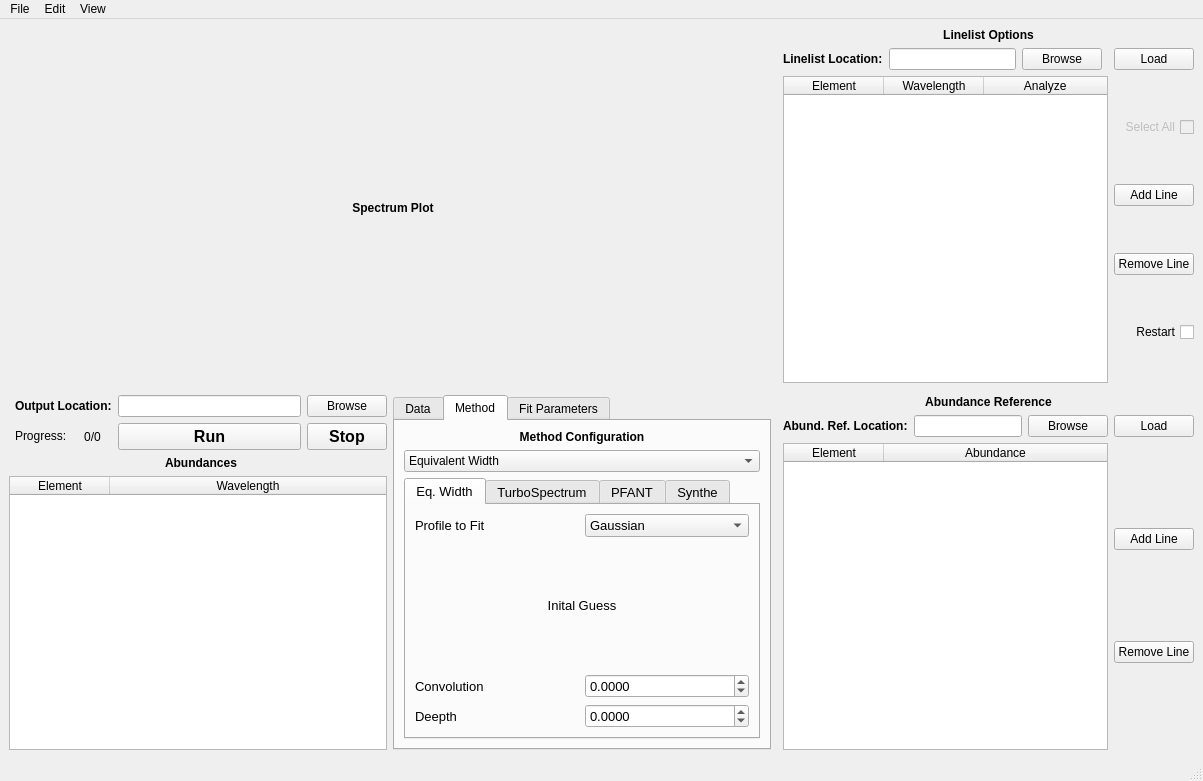
Before: the Qt Designer form meafs_code/meafs.ui in MatheusJCastro/meafs, drawn with Qt 5.
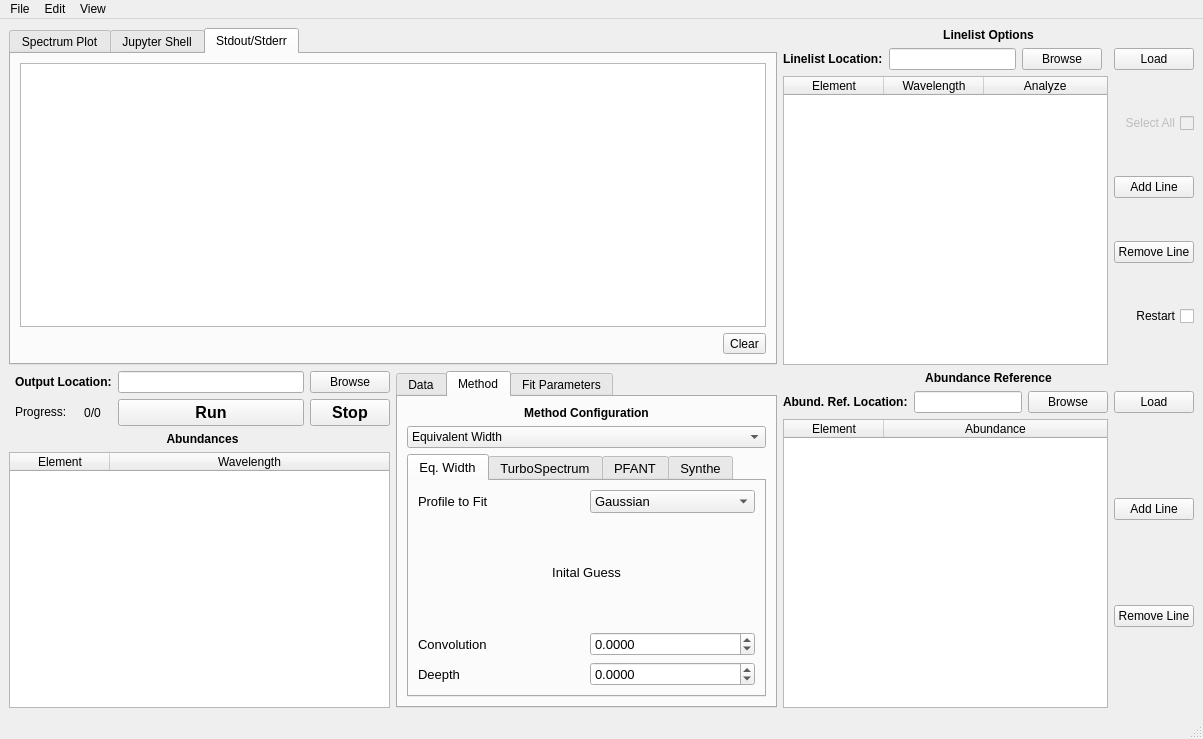
After: the same form once the commit is applied.

Commit message: add stdout/stderr and qtconsole, minor bug fixes in desktop_entry

Diff of the .ui file:
```diff
--- a/meafs_code/meafs.ui
+++ b/meafs_code/meafs.ui
@@ -7,7 +7,7 @@
     <x>0</x>
     <y>0</y>
     <width>1203</width>
-    <height>781</height>
+    <height>739</height>
    </rect>
   </property>
   <property name="windowTitle">
@@ -15,16 +15,13 @@
   </property>
   <widget class="QWidget" name="centralwidget">
    <layout class="QGridLayout" name="gridLayout">
-    <item row="3" column="1" rowspan="2" colspan="3">
-     <layout class="QGridLayout" name="results">
-      <item row="0" column="0">
-       <widget class="QLabel" name="label">
-        <property name="sizePolicy">
-         <sizepolicy hsizetype="Preferred" vsizetype="Fixed">
-          <horstretch>0</horstretch>
-          <verstretch>0</verstretch>
-         </sizepolicy>
-        </property>
+    <item row="4" column="3">
+     <layout class="QGridLayout" name="refer">
+      <item row="1" column="1">
+       <widget class="QLineEdit" name="refername"/>
+      </item>
+      <item row="0" column="0" colspan="4">
+       <widget class="QLabel" name="referlabel">
         <property name="font">
          <font>
           <weight>75</weight>
@@ -32,7 +29,7 @@
          </font>
         </property>
         <property name="text">
-         <string>Spectrum Plot</string>
+         <string>Abundance Reference</string>
         </property>
         <property name="alignment">
          <set>Qt::AlignCenter</set>
@@ -40,15 +37,79 @@
        </widget>
       </item>
       <item row="1" column="0">
-       <layout class="QGridLayout" name="plot">
-        <property name="sizeConstraint">
-         <enum>QLayout::SetFixedSize</enum>
+       <widget class="QLabel" name="referlabel2">
+        <property name="font">
+         <font>
+          <weight>75</weight>
+          <bold>true</bold>
+         </font>
         </property>
+        <property name="text">
+         <string>Abund. Ref. Location:</string>
+        </property>
+       </widget>
+      </item>
+      <item row="2" column="3">
+       <layout class="QVBoxLayout" name="verticalLayout_3">
+        <item>
+         <widget class="QPushButton" name="referaddline">
+          <property name="text">
+           <string>Add Line</string>
+          </property>
+         </widget>
+        </item>
+        <item>
+         <widget class="QPushButton" name="referremoveline">
+          <property name="text">
+           <string>Remove Line</string>
+          </property>
+         </widget>
+        </item>
        </layout>
       </item>
+      <item row="1" column="2">
+       <widget class="QPushButton" name="referbrowse">
+        <property name="text">
+         <string>Browse</string>
+        </property>
+       </widget>
+      </item>
+      <item row="1" column="3">
+       <widget class="QPushButton" name="referload">
+        <property name="text">
+         <string>Load</string>
+        </property>
+       </widget>
+      </item>
+      <item row="2" column="0" colspan="3">
+       <widget class="QTableWidget" name="refercontent">
+        <attribute name="horizontalHeaderVisible">
+         <bool>true</bool>
+        </attribute>
+        <attribute name="horizontalHeaderCascadingSectionResizes">
+         <bool>false</bool>
+        </attribute>
+        <attribute name="horizontalHeaderShowSortIndicator" stdset="0">
+         <bool>false</bool>
+        </attribute>
+        <attribute name="horizontalHeaderStretchLastSection">
+         <bool>true</bool>
+        </attribute>
+        <column>
+         <property name="text">
+          <string>Element</string>
+         </property>
+        </column>
+        <column>
+         <property name="text">
+          <string>Abundance</string>
+         </property>
+        </column>
+       </widget>
+      </item>
      </layout>
     </item>
-    <item row="5" column="1">
+    <item row="4" column="1">
      <layout class="QGridLayout" name="outputabundances">
       <item row="3" column="4">
        <widget class="QPushButton" name="outputbrowse">
@@ -177,7 +238,7 @@
       </item>
      </layout>
     </item>
-    <item row="3" column="4">
+    <item row="3" column="3">
      <layout class="QGridLayout" name="linelist">
       <item row="0" column="0" colspan="5">
        <widget class="QLabel" name="linelistlabel">
@@ -327,7 +388,7 @@
       </item>
      </layout>
     </item>
-    <item row="5" column="2">
+    <item row="4" column="2">
      <widget class="QTabWidget" name="methodsdatafittab">
       <property name="currentIndex">
        <number>1</number>
@@ -898,99 +959,49 @@
       </widget>
      </widget>
     </item>
-    <item row="5" column="4">
-     <layout class="QGridLayout" name="refer">
-      <item row="1" column="1">
-       <widget class="QLineEdit" name="refername"/>
-      </item>
-      <item row="0" column="0" colspan="4">
-       <widget class="QLabel" name="referlabel">
-        <property name="font">
-         <font>
-          <weight>75</weight>
-          <bold>true</bold>
-         </font>
-        </property>
-        <property name="text">
-         <string>Abundance Reference</string>
-        </property>
-        <property name="alignment">
-         <set>Qt::AlignCenter</set>
-        </property>
-       </widget>
-      </item>
-      <item row="1" column="0">
-       <widget class="QLabel" name="referlabel2">
-        <property name="font">
-         <font>
-          <weight>75</weight>
-          <bold>true</bold>
-         </font>
-        </property>
-        <property name="text">
-         <string>Abund. Ref. Location:</string>
-        </property>
-       </widget>
-      </item>
-      <item row="2" column="3">
-       <layout class="QVBoxLayout" name="verticalLayout_3">
+    <item row="3" column="1" colspan="2">
+     <widget class="QTabWidget" name="tabplotshels">
+      <property name="currentIndex">
+       <number>2</number>
+      </property>
+      <widget class="QWidget" name="tabplot">
+       <attribute name="title">
+        <string>Spectrum Plot</string>
+       </attribute>
+       <layout class="QHBoxLayout" name="horizontalLayout_4">
         <item>
-         <widget class="QPushButton" name="referaddline">
-          <property name="text">
-           <string>Add Line</string>
-          </property>
-         </widget>
+         <layout class="QHBoxLayout" name="plot"/>
         </item>
-        <item>
-         <widget class="QPushButton" name="referremoveline">
+       </layout>
+      </widget>
+      <widget class="QWidget" name="tabjupyshell">
+       <attribute name="title">
+        <string>Jupyter Shell</string>
+       </attribute>
+       <layout class="QGridLayout" name="gridLayout_16">
+        <item row="0" column="0">
+         <layout class="QGridLayout" name="layoutjupyshell"/>
+        </item>
+       </layout>
+      </widget>
+      <widget class="QWidget" name="tabstoutstderr">
+       <attribute name="title">
+        <string>Stdout/Stderr</string>
+       </attribute>
+       <layout class="QGridLayout" name="gridLayout_12">
+        <item row="2" column="1">
+         <widget class="QToolButton" name="clearstdbutton">
           <property name="text">
-           <string>Remove Line</string>
+           <string>Clear</string>
           </property>
          </widget>
         </item>
+        <item row="1" column="0" colspan="2">
+         <widget class="QTextEdit" name="stdtext"/>
+        </item>
        </layout>
-      </item>
-      <item row="1" column="2">
-       <widget class="QPushButton" name="referbrowse">
-        <property name="text">
-         <string>Browse</string>
-        </property>
-       </widget>
-      </item>
-      <item row="1" column="3">
-       <widget class="QPushButton" name="referload">
-        <property name="text">
-         <string>Load</string>
-        </property>
-       </widget>
-      </item>
-      <item row="2" column="0" colspan="3">
-       <widget class="QTableWidget" name="refercontent">
-        <attribute name="horizontalHeaderVisible">
-         <bool>true</bool>
-        </attribute>
-        <attribute name="horizontalHeaderCascadingSectionResizes">
-         <bool>false</bool>
-        </attribute>
-        <attribute name="horizontalHeaderShowSortIndicator" stdset="0">
-         <bool>false</bool>
-        </attribute>
-        <attribute name="horizontalHeaderStretchLastSection">
-         <bool>true</bool>
-        </attribute>
-        <column>
-         <property name="text">
-          <string>Element</string>
-         </property>
-        </column>
-        <column>
-         <property name="text">
-          <string>Abundance</string>
-         </property>
-        </column>
-       </widget>
-      </item>
-     </layout>
+      </widget>
+     </widget>
     </item>
    </layout>
   </widget>
```
The commit also changes 9 other files.
